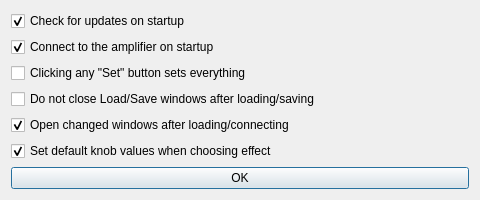
Before: the Qt Designer form src/settings.ui in offa/plug, drawn with Qt 5.
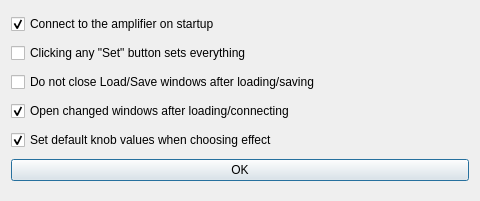
After: the same form once the commit is applied.

Commit message: Obsolete setting according to the removed updater (#22) cleaned up.

Patch:
```diff
--- a/src/settings.ui
+++ b/src/settings.ui
@@ -7,7 +7,7 @@
     <x>0</x>
     <y>0</y>
     <width>480</width>
-    <height>200</height>
+    <height>201</height>
    </rect>
   </property>
   <property name="windowTitle">
@@ -20,16 +20,6 @@
    <string>Here you can set some settings of this program</string>
   </property>
   <layout class="QVBoxLayout" name="verticalLayout">
-   <item>
-    <widget class="QCheckBox" name="checkBox">
-     <property name="text">
-      <string>Check for updates on startup</string>
-     </property>
-     <property name="checked">
-      <bool>true</bool>
-     </property>
-    </widget>
-   </item>
    <item>
     <widget class="QCheckBox" name="checkBox_2">
      <property name="text">
```
The commit also changes 2 other files.
